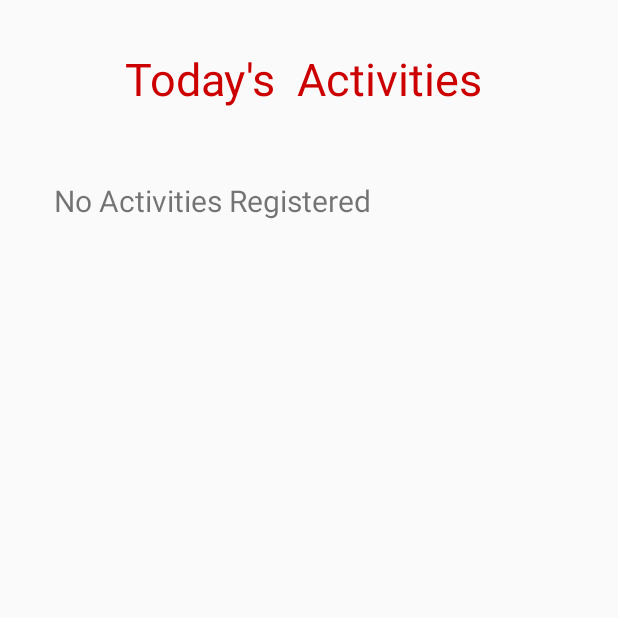
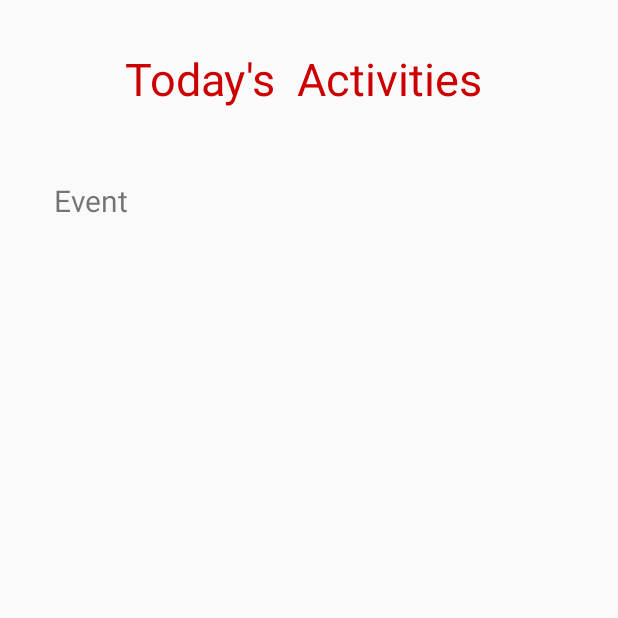
Before and after one commit to Suyog47/CRM-Android-Project, an Android app: the NotificationWindow screen opened directly, with no data from a screen before it, on a phone screen of 412 x 824 dp, the top half of it. Run offline under Robolectric (Android 15) with nearby library versions, the phone set to English and light mode, and no system bars.

Commit message:
minor finishing

```diff
--- a/app/src/main/java/com/example/demoapp/CommonFunctionsClass/CommonFunctions.java
+++ b/app/src/main/java/com/example/demoapp/CommonFunctionsClass/CommonFunctions.java
@@ -79,7 +79,7 @@
     public void showDActivity(Context context, DActivitySqlliteDbService db, String message, TextView activity){
         db = new DActivitySqlliteDbService(context);
         Cursor act = db.getActivities(message);
-        if(act.getCount() == 0){ activity.setText("No Activities Registered");}
+        if(act.getCount() == 0){ activity.setHint("No Activities Registered");}
         else{
             while(act.moveToNext()){
                 activity.setText(act.getString(1));
--- a/app/src/main/java/com/example/demoapp/NotesClasses/Notes.java
+++ b/app/src/main/java/com/example/demoapp/NotesClasses/Notes.java
@@ -142,7 +142,7 @@
             lines = 200;
         }
             param.height = lines;
-            param.width = 820;
+            param.width = 880;
             note[id].setLayoutParams(param);
         }
 
--- a/app/src/main/res/layout/activity_watch_activity.xml
+++ b/app/src/main/res/layout/activity_watch_activity.xml
@@ -42,7 +42,6 @@
         android:id="@+id/activityLabel"
         android:layout_width="340dp"
         android:layout_height="450dp"
-        android:text="Event"
         android:textSize="20sp"
         android:layout_centerHorizontal="true"
         android:layout_marginTop="160dp"
```
